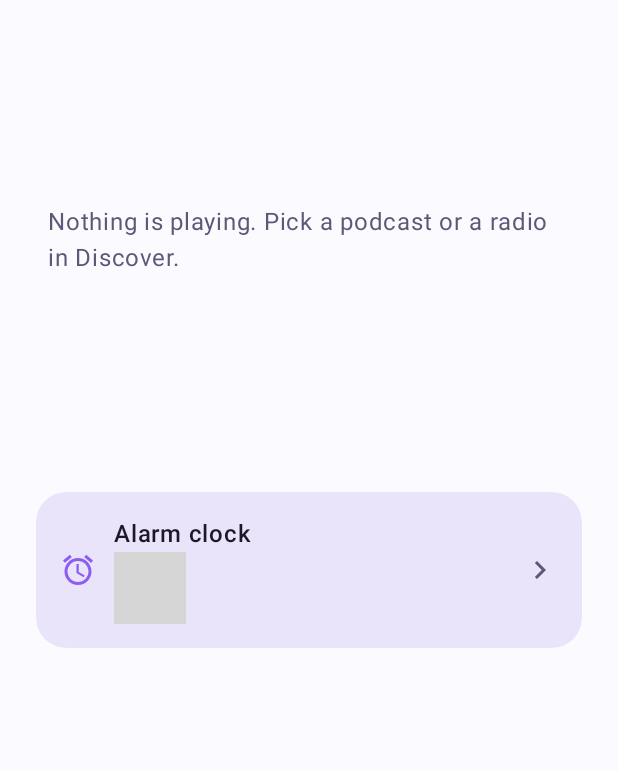
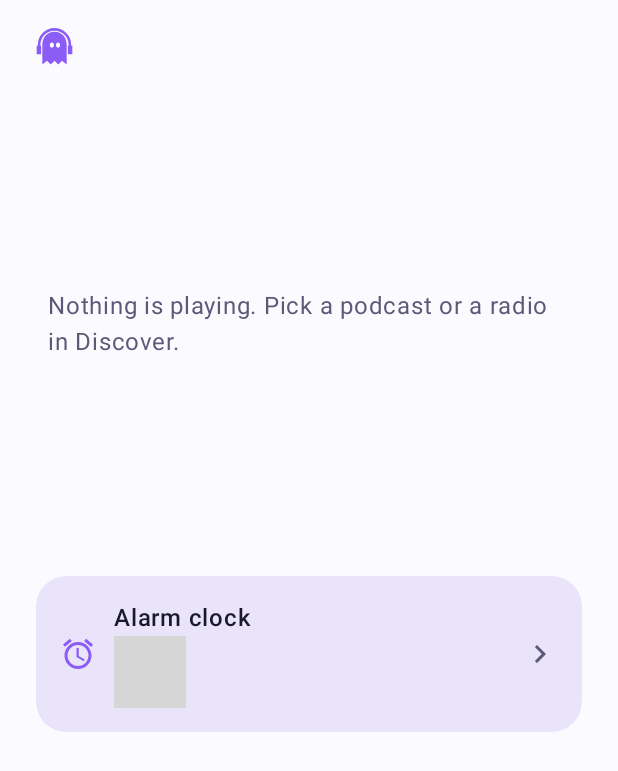
Before and after one commit to Mickaelb06/podial, an Android app built with Jetpack Compose: the composable PlayerPage shown on its own in the app's theme, on a phone screen of 412 x 824 dp. Shown: the top 771 px of the screen. Run offline under Robolectric (Android 15) with nearby library versions, the phone set to English and light mode, and no system bars; our stand-ins replace Shimmer; libraries missing offline, so code that uses them is left out: kotlinx.coroutines.guava; pictures from the network do not load; 54 statements that could not run were skipped; grey boxes are pictures that could not be loaded.

Commit message:
Page Lecture : bouton retour avec l'icône fantôme
Co-Authored-By: Claude Sonnet 5.5 <noreply@anthropic.com>

```diff
--- a/android/app/src/main/java/app/podial/MainActivity.kt
+++ b/android/app/src/main/java/app/podial/MainActivity.kt
@@ -153,6 +153,10 @@ fun PodialApp() {
     var quotes by remember { mutableStateOf(false) }
     var transcript by remember { mutableStateOf(false) }
     BackHandler(enabled = detail != null) { detail = null }
+    // page d'où l'on vient avant « Lecture » : le bouton retour du lecteur y revient
+    var lastTab by remember { mutableIntStateOf(0) }
+    LaunchedEffect(tab) { if (tab != 2) lastTab = tab }
+    BackHandler(enabled = tab == 2 && detail == null) { scope.launch { pager.animateScrollToPage(lastTab) } }
     // téléphone en paysage pendant une lecture : vinyle, heure, météo (se ferme avec la croix, revient au prochain passage en paysage)
     val landscape = androidx.compose.ui.platform.LocalConfiguration.current.orientation == android.content.res.Configuration.ORIENTATION_LANDSCAPE
     var ambianceOff by remember { mutableStateOf(false) }
@@ -205,7 +209,7 @@ fun PodialApp() {
                             }
                         }
                         1 -> LibraryScreen(onMenu = { scope.launch { pager.animateScrollToPage(4) } }) { detail = it }
-                        2 -> PlayerPage(player, onTranscript = { transcript = true }, onAlarm = { scope.launch { pager.animateScrollToPage(3) } })
+                        2 -> PlayerPage(player, onTranscript = { transcript = true }, onAlarm = { scope.launch { pager.animateScrollToPage(3) } }, onBack = { scope.launch { pager.animateScrollToPage(lastTab) } })
                         3 -> AlarmPage()
                         else -> MoreScreen(ctx.packageManager.getPackageInfo(ctx.packageName, 0).versionName ?: "0",
                             onQuotes = { quotes = true }, onAlarm = { scope.launch { pager.animateScrollToPage(3) } },
@@ -726,9 +730,13 @@ fun PlayerBody(p: PlayerState, onTranscript: () -> Unit) {
 
 /** Page « Lecture » : ce qui joue, et juste dessous le prochain réveil. */
 @Composable
-fun PlayerPage(p: PlayerState, onTranscript: () -> Unit, onAlarm: () -> Unit) {
+fun PlayerPage(p: PlayerState, onTranscript: () -> Unit, onAlarm: () -> Unit, onBack: () -> Unit) {
     val ctx = androidx.compose.ui.platform.LocalContext.current
     Column(Modifier.fillMaxSize().verticalScroll(rememberScrollState()), horizontalAlignment = Alignment.CenterHorizontally) {
+        // retour : revient à la page d'où l'on vient (le fantôme Podial)
+        Row(Modifier.fillMaxWidth().padding(start = 12.dp, top = 8.dp), verticalAlignment = Alignment.CenterVertically) {
+            IconButton(onBack) { Icon(androidx.compose.ui.res.painterResource(R.drawable.ic_ghost), stringResource(R.string.back), Modifier.size(30.dp), tint = MaterialTheme.colorScheme.primary) }
+        }
         if (p.mediaId.isEmpty()) Box(Modifier.fillMaxWidth().height(320.dp)) { Message(stringResource(R.string.nothing_playing_hint)) }
         else PlayerBody(p, onTranscript)
         val cfg = Alarm.load(ctx)
--- /dev/null
+++ b/android/app/src/main/res/drawable/ic_ghost.xml
@@ -0,0 +1,9 @@
+<vector xmlns:android="http://schemas.android.com/apk/res/android"
+    android:width="24dp" android:height="24dp" android:viewportWidth="24" android:viewportHeight="24">
+    <!-- le fantôme Podial : corps (yeux évidés) et casque -->
+    <path android:fillColor="#000000" android:fillType="evenOdd"
+        android:pathData="M12,3C8,3 5.5,6 5.5,10V20.5L8,18.5L10,20.5L12,18.5L14,20.5L16,18.5L18.5,20.5V10C18.5,6 16,3 12,3ZM9.5,10.2a1.1,1.4 0,1 0,2.2 0a1.1,1.4 0,1 0,-2.2 0ZM12.8,10.2a1.1,1.4 0,1 0,2.2 0a1.1,1.4 0,1 0,-2.2 0Z" />
+    <path android:strokeColor="#000000" android:strokeWidth="1.4" android:strokeLineCap="round"
+        android:pathData="M3.8,12V10C3.8,5.5 7.5,1.8 12,1.8C16.5,1.8 20.2,5.5 20.2,10V12" />
+    <path android:fillColor="#000000" android:pathData="M2.5,10.5h2.4v4.5h-2.4zM19.1,10.5h2.4v4.5h-2.4z" />
+</vector>
```
